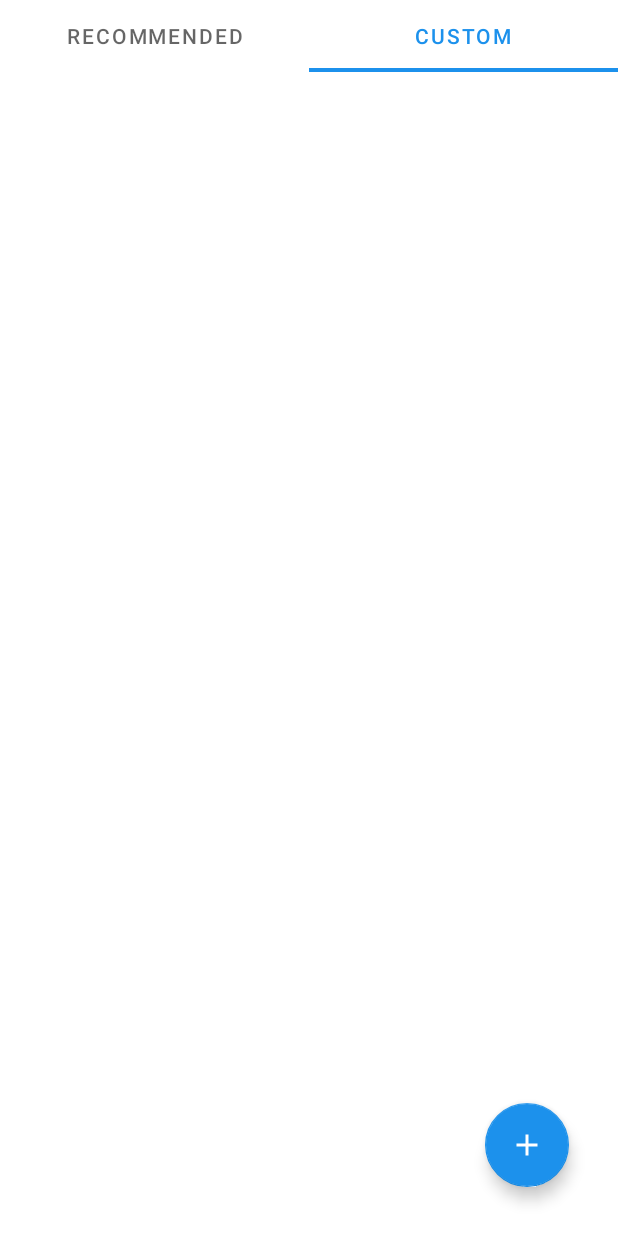
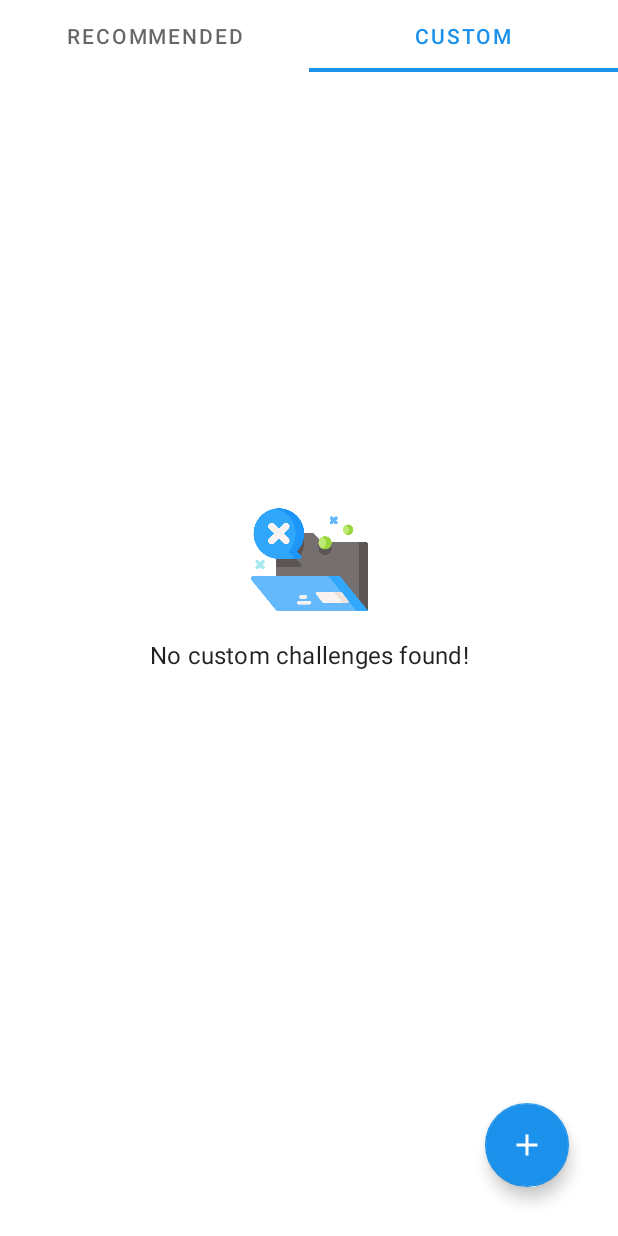
Before and after one commit to Alamgir12515/Fitness-Activity, an Android app: the RecommendedFragment screen opened directly, with no data from a screen before it, tab 2 chosen, on a phone screen of 412 x 824 dp. Run offline under Robolectric (Android 15) with nearby library versions, the phone set to English and light mode, and no system bars; our stand-ins replace Dagger/Hilt's generated code, Firebase (no records; nobody signed in at launch, a user with empty details on screens opened directly), Room's generated code, sdp/ssp sizes.

Commit message:
Added empty state for custom challenge list.

```diff
--- a/app/src/main/java/com/example/fitnessactivity/GeneralExtensions.kt
+++ b/app/src/main/java/com/example/fitnessactivity/GeneralExtensions.kt
@@ -51,6 +51,10 @@ fun View.makeInvisible() {
 
 fun View.makeGone() {
     this.visibility = View.GONE
+}
+
+fun View.toggleVisibility(show: Boolean) {
+    if (show) this.makeVisible() else this.makeGone()
 }
 
 fun Activity.showToastShort(msg: String) {
--- a/app/src/main/java/com/example/fitnessactivity/fragments/CustomFragment.kt
+++ b/app/src/main/java/com/example/fitnessactivity/fragments/CustomFragment.kt
@@ -18,6 +18,7 @@ import com.example.fitnessactivity.models.CustomChallenge
 import com.example.fitnessactivity.roomDb.ChallengeDao
 import com.example.fitnessactivity.roomDb.LocalDataSource
 import com.example.fitnessactivity.setDarkStatusBarColor
+import com.example.fitnessactivity.toggleVisibility
 import dagger.hilt.android.AndroidEntryPoint
 import javax.inject.Inject
 
@@ -95,10 +96,16 @@ class CustomFragment : Fragment() {
     }
 
     private fun setupRecyclerView(list: List<CustomChallenge>) {
-        rvAdapter = ChallengesRVAdapter(this@CustomFragment, list)
-        binding.recyclerView.apply {
-            layoutManager = LinearLayoutManager(requireContext())
-            adapter = rvAdapter
+        val isListNotEmpty = list.isNotEmpty()
+        binding.emptyImageView.toggleVisibility(!isListNotEmpty)
+        binding.emptyTextView.toggleVisibility(!isListNotEmpty)
+        binding.recyclerView.toggleVisibility(isListNotEmpty)
+        if (isListNotEmpty) {
+            rvAdapter = ChallengesRVAdapter(this@CustomFragment, list)
+            binding.recyclerView.apply {
+                layoutManager = LinearLayoutManager(requireContext())
+                adapter = rvAdapter
+            }
         }
     }
 
--- a/app/src/main/res/layout/fragment_custom.xml
+++ b/app/src/main/res/layout/fragment_custom.xml
@@ -11,7 +11,31 @@
         android:layout_width="match_parent"
         android:layout_height="match_parent"
         android:paddingTop="@dimen/_10sdp"
+        android:visibility="gone"
         tools:listitem="@layout/challenges_list_item" />
+
+    <ImageView
+        android:id="@+id/emptyImageView"
+        android:layout_width="@dimen/_60sdp"
+        android:layout_height="@dimen/_60sdp"
+        android:layout_marginBottom="@dimen/_10sdp"
+        app:layout_constraintBottom_toTopOf="@id/emptyTextView"
+        app:layout_constraintEnd_toEndOf="parent"
+        app:layout_constraintStart_toStartOf="parent"
+        app:srcCompat="@drawable/empty"
+        tools:ignore="ContentDescription" />
+
+    <TextView
+        android:id="@+id/emptyTextView"
+        android:layout_width="wrap_content"
+        android:layout_height="wrap_content"
+        android:gravity="center"
+        android:text="@string/noCustomChallengeMessage"
+        android:textAppearance="@style/TextAppearance.MaterialComponents.Subtitle1"
+        app:layout_constraintBottom_toBottomOf="parent"
+        app:layout_constraintEnd_toEndOf="parent"
+        app:layout_constraintStart_toStartOf="parent"
+        app:layout_constraintTop_toTopOf="parent" />
 
     <com.google.android.material.floatingactionbutton.FloatingActionButton
         android:id="@+id/floatingActionButton"
--- a/app/src/main/res/values/strings.xml
+++ b/app/src/main/res/values/strings.xml
@@ -65,4 +65,5 @@
     <string name="markComplete">Mark Complete</string>
     <string name="keepInProgress">Keep In Progress</string>
     <string name="delete">Delete</string>
+    <string name="noCustomChallengeMessage">No custom challenges found!</string>
 </resources>
```
Also changed, not shown: app/src/main/res/drawable/empty.png (added), 2 other files.
